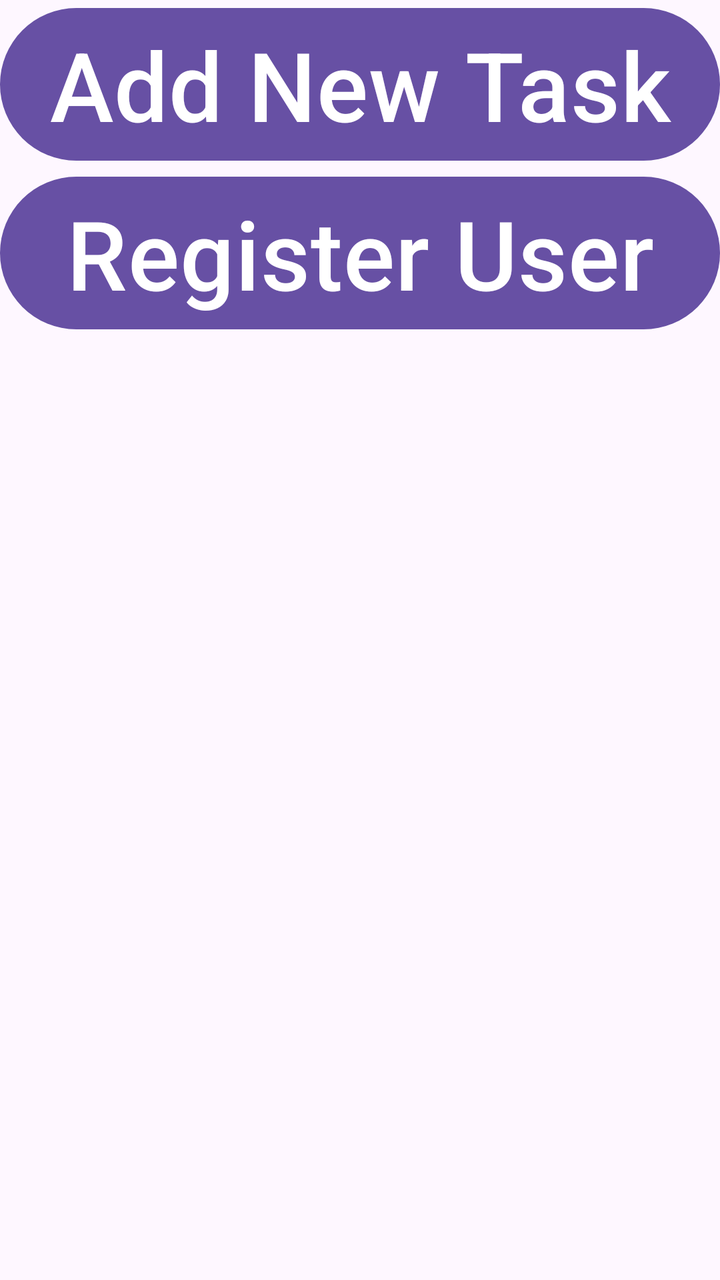
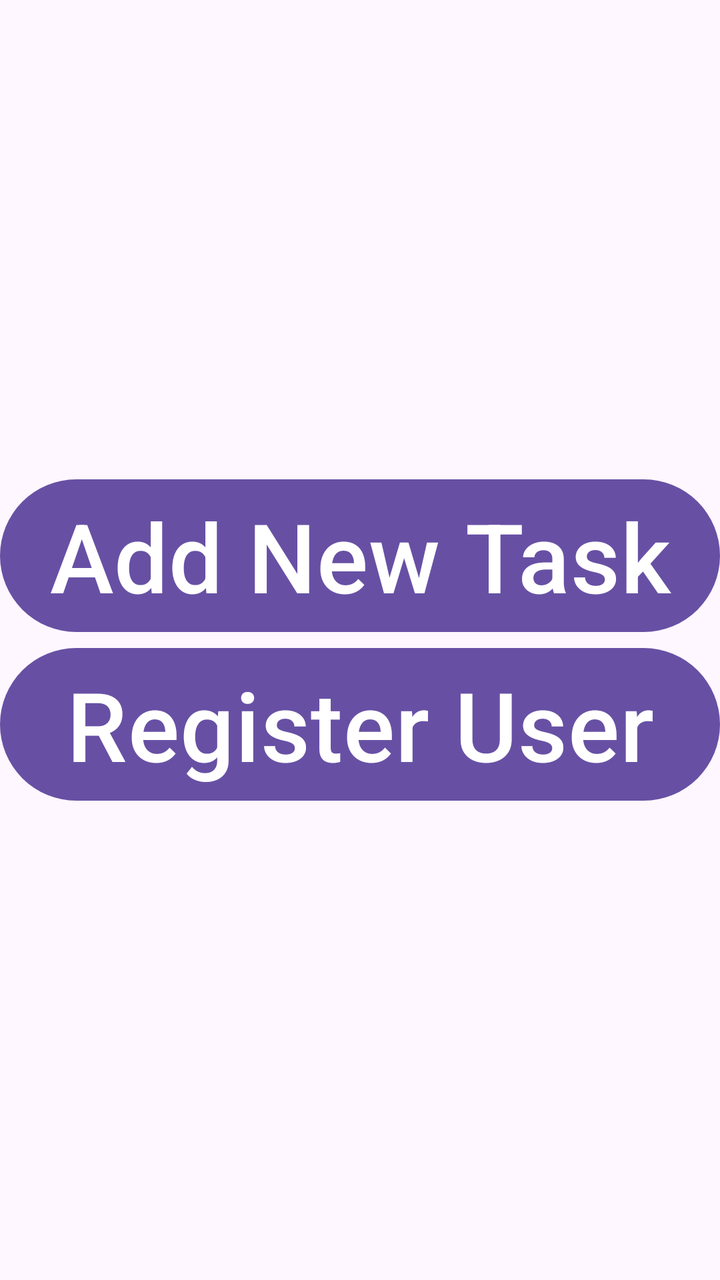

The first picture is an Android layout as it rendered before a commit; the second is the same layout after the commit. The layout source and the unified diff follow.
<!-- AndroidManifest.xml: application theme Theme.FinalyApplicationRakan -->
<!-- res/layout/activity_main2.xml -->
<?xml version="1.0" encoding="utf-8"?>
<LinearLayout xmlns:android="http://schemas.android.com/apk/res/android"
    xmlns:app="http://schemas.android.com/apk/res-auto"
    xmlns:tools="http://schemas.android.com/tools"
    android:id="@+id/main"
    android:layout_width="match_parent"
    android:layout_height="match_parent"
    android:orientation="vertical"
    tools:context=".model.ViewPkg.MainActivity">

    <Button
        android:id="@+id/btnAddTaskScreen"
        android:layout_width="match_parent"
        android:layout_height="wrap_content"
        android:text="Add New Task"
        android:textSize="48sp" />

    <Button
        android:id="@+id/btnRegisterScreen"
        android:layout_width="match_parent"
        android:layout_height="wrap_content"
        android:text="Register User"
        android:textSize="48sp" />

</LinearLayout>
<!-- resources referenced by this layout -->
<resources>
  <style name="Theme.FinalyApplicationRakan" parent="Base.Theme.FinalyApplicationRakan" />
  <style name="Base.Theme.FinalyApplicationRakan" parent="Theme.Material3.DayNight.NoActionBar">
          
          
      </style>
</resources>

<!-- the commit's change to res/layout/activity_main2.xml (unified diff, before → after) -->
@@ -5,6 +5,7 @@
     android:id="@+id/main"
     android:layout_width="match_parent"
     android:layout_height="match_parent"
+    android:gravity="center"
     android:orientation="vertical"
     tools:context=".model.ViewPkg.MainActivity">
 
